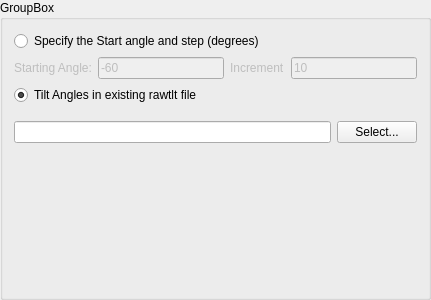
The window that Code/Applications/TEMBIR/UI_Files/TiltAngleGroupBox.ui (OpenMBIR/OpenMBIR-TEM) describes before a commit, drawn with Qt 5.
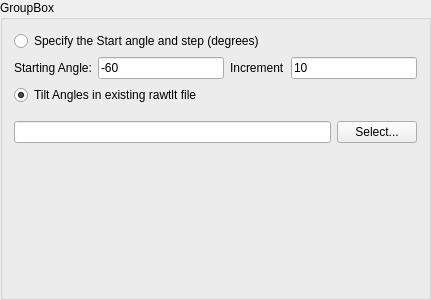
The same window after the commit.

What changed in the file:
```diff
--- a/Code/Applications/TEMBIR/UI_Files/TiltAngleGroupBox.ui
+++ b/Code/Applications/TEMBIR/UI_Files/TiltAngleGroupBox.ui
@@ -34,9 +34,6 @@
      </property>
      <item>
       <widget class="QLabel" name="startLabel">
-       <property name="enabled">
-        <bool>false</bool>
-       </property>
        <property name="text">
         <string>Starting Angle:</string>
        </property>
@@ -44,9 +41,6 @@
      </item>
      <item>
       <widget class="QLineEdit" name="startingAngle">
-       <property name="enabled">
-        <bool>false</bool>
-       </property>
        <property name="text">
         <string>-60</string>
        </property>
@@ -54,9 +48,6 @@
      </item>
      <item>
       <widget class="QLabel" name="incrementLabel">
-       <property name="enabled">
-        <bool>false</bool>
-       </property>
        <property name="text">
         <string>Increment</string>
        </property>
@@ -64,9 +55,6 @@
      </item>
      <item>
       <widget class="QLineEdit" name="increment">
-       <property name="enabled">
-        <bool>false</bool>
-       </property>
        <property name="text">
         <string>10</string>
        </property>
```
